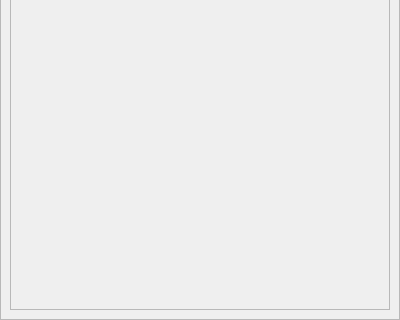
Before: the Qt Designer form src/view/vMisPub/Ui_VMisPub.ui in diegourielvr/MicroX, drawn with Qt 5; both pictures show x 0 to 400 and y 180 to 500 of the 400 by 500 pixel window.
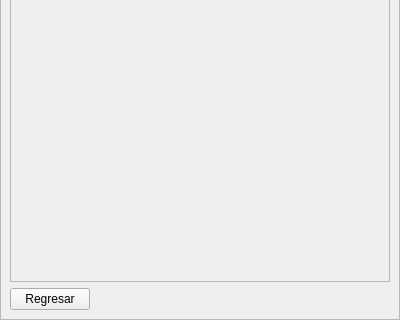
After: the same form once the commit is applied.

The edit to the form file:
```diff
--- a/src/view/vMisPub/Ui_VMisPub.ui
+++ b/src/view/vMisPub/Ui_VMisPub.ui
@@ -84,6 +84,16 @@
          </property>
         </widget>
        </item>
+       <item alignment="Qt::AlignLeft">
+        <widget class="QPushButton" name="btn_regresar">
+         <property name="styleSheet">
+          <string notr="true">font: 10pt &quot;Inter&quot;;</string>
+         </property>
+         <property name="text">
+          <string>Regresar</string>
+         </property>
+        </widget>
+       </item>
       </layout>
      </widget>
     </item>
```
